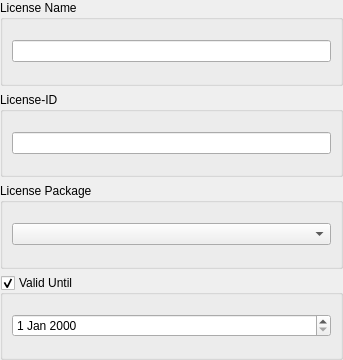
Above: Include/imtlicgui/CLicenseInfoEditorGuiComp.ui from ImagingTools/ImtCore before the change. Below: the same form after it.
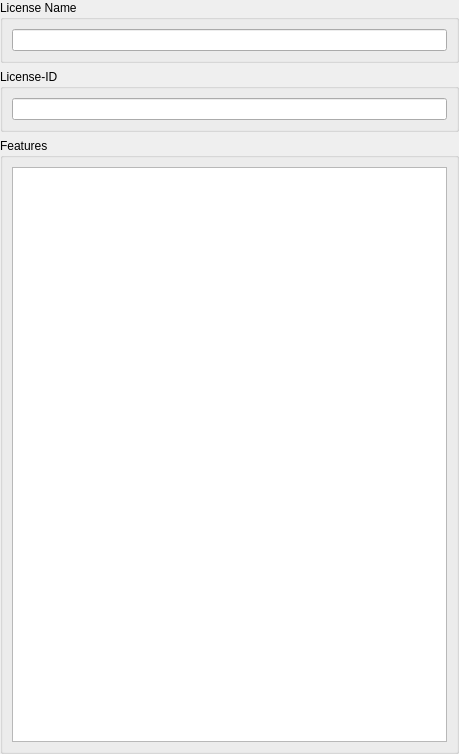
That is the form after the change.

Diff of the .ui file:
```diff
--- a/Include/imtlicgui/CLicenseInfoEditorGuiComp.ui
+++ b/Include/imtlicgui/CLicenseInfoEditorGuiComp.ui
@@ -6,8 +6,8 @@
    <rect>
     <x>0</x>
     <y>0</y>
-    <width>343</width>
-    <height>360</height>
+    <width>459</width>
+    <height>754</height>
    </rect>
   </property>
   <property name="windowTitle">
@@ -120,7 +120,7 @@
 
 </string>
   </property>
-  <layout class="QVBoxLayout" name="verticalLayout">
+  <layout class="QVBoxLayout" name="verticalLayout" stretch="0,0,1">
    <property name="leftMargin">
     <number>0</number>
    </property>
@@ -160,26 +160,20 @@
    <item>
     <widget class="QGroupBox" name="PackageGroup">
      <property name="title">
-      <string>License Package</string>
+      <string>Features</string>
      </property>
      <layout class="QHBoxLayout" name="horizontalLayout_4">
       <item>
-       <widget class="QComboBox" name="PackageCombo"/>
-      </item>
-     </layout>
-    </widget>
-   </item>
-   <item>
-    <widget class="QGroupBox" name="ExpireGroup">
-     <property name="title">
-      <string>Valid Until</string>
-     </property>
-     <property name="checkable">
-      <bool>true</bool>
-     </property>
-     <layout class="QHBoxLayout" name="horizontalLayout_5">
-      <item>
-       <widget class="QDateEdit" name="ExpiredDate"/>
+       <widget class="QTreeWidget" name="Features">
+        <attribute name="headerVisible">
+         <bool>false</bool>
+        </attribute>
+        <column>
+         <property name="text">
+          <string notr="true">1</string>
+         </property>
+        </column>
+       </widget>
       </item>
      </layout>
     </widget>
```
